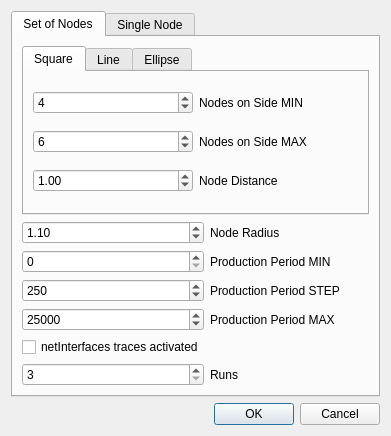
First picture: the form in examples/wifi/GUI/addnodewindow.ui, repository balsini/metasim, before the edit.
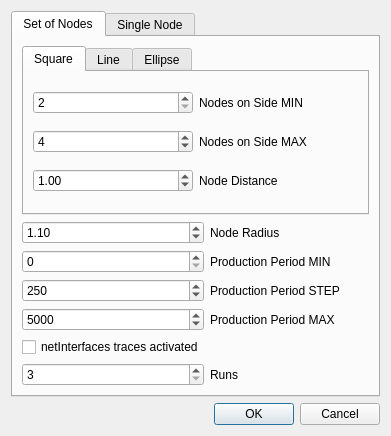
Second picture: the form after the edit.

Commit message: Changed order of form object selection by pressing tab button

```diff
--- a/examples/wifi/GUI/addnodewindow.ui
+++ b/examples/wifi/GUI/addnodewindow.ui
@@ -77,7 +77,7 @@
               <number>1000</number>
              </property>
              <property name="value">
-              <number>4</number>
+              <number>2</number>
              </property>
             </widget>
            </item>
@@ -104,7 +104,7 @@
               <number>1000</number>
              </property>
              <property name="value">
-              <number>6</number>
+              <number>4</number>
              </property>
             </widget>
            </item>
@@ -265,7 +265,7 @@
           <number>70000</number>
          </property>
          <property name="value">
-          <number>25000</number>
+          <number>5000</number>
          </property>
         </widget>
        </item>
```
Left out of the diff: 38 changed lines with no effect on the pictures.
